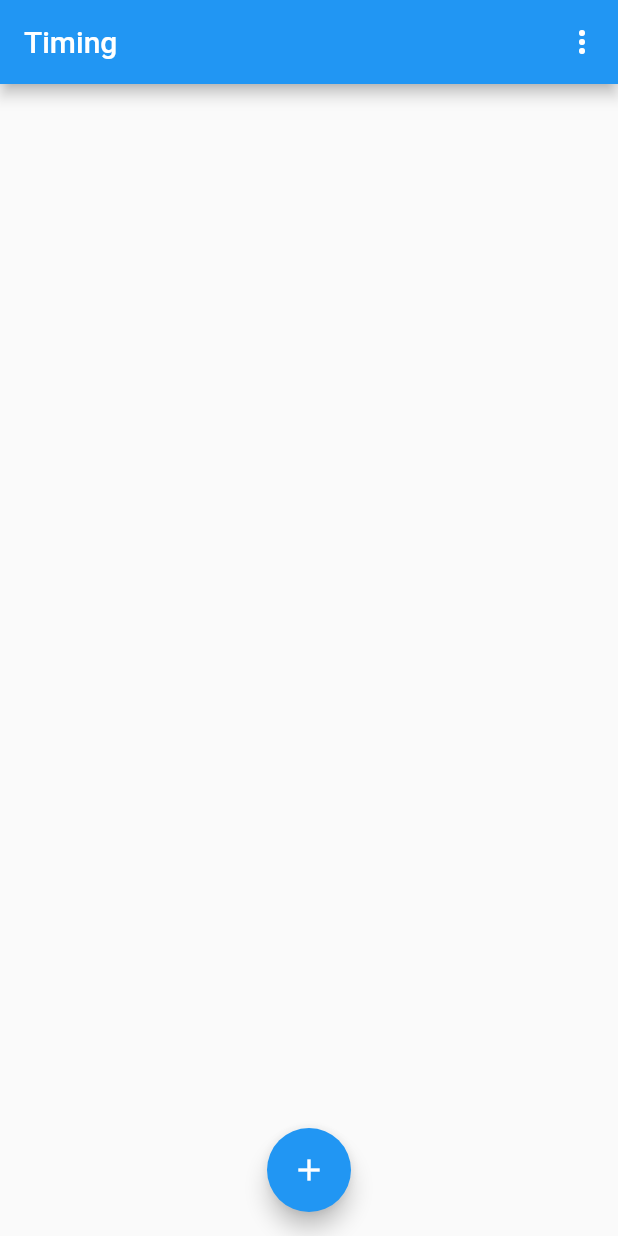
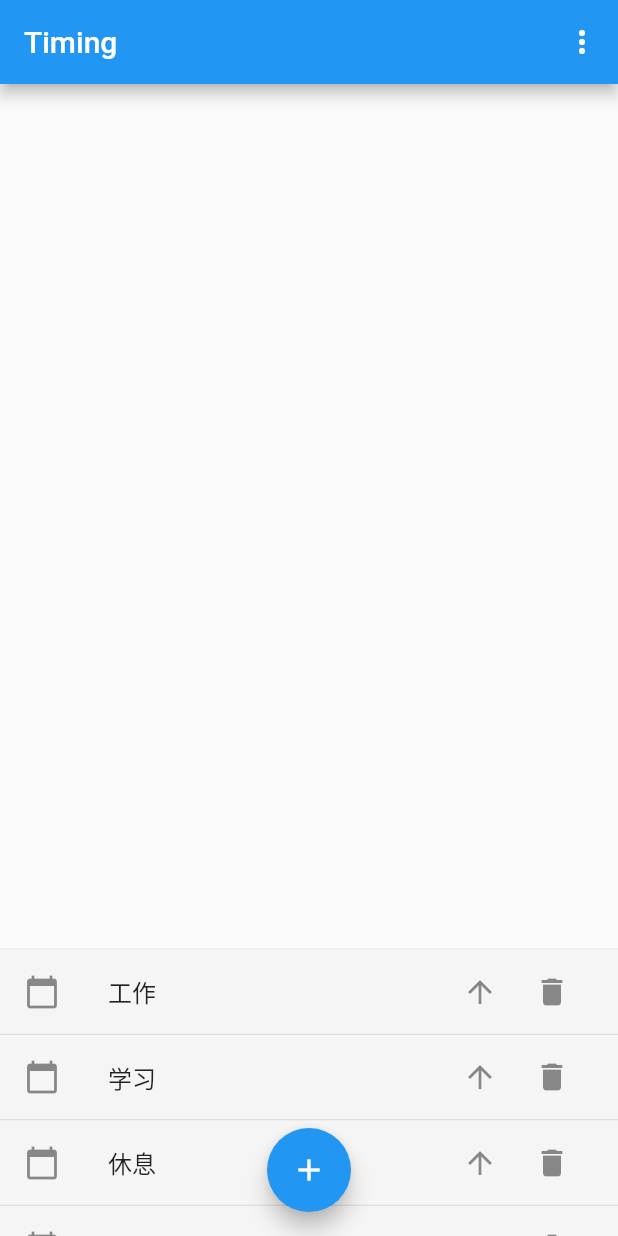
Before and after one commit to yczhangsjtu/Timing, a Flutter app: the screen it shows after launch, on a phone screen of 412 x 824 dp. Run offline on Flutter 3.47's test engine with Material 2 defaults, Android fonts, the phone set to English and light mode, and no system bars; our stand-ins replace shared_preferences.

Commit message:
Implement candidates list.

```diff
--- a/lib/main.dart
+++ b/lib/main.dart
@@ -215,25 +215,49 @@ class TimingPage extends StatefulWidget {
 
 class _TimingPageState extends State<TimingPage> {
   List<_TimeItem> _list = <_TimeItem>[];
+  List<String> _candidates = <String>["工作", "学习", "休息", "睡觉"];
   int _editing;
   TextEditingController _controller;
+  bool _focusOnCandidates = false;
+  ScrollController _recordsController;
+  ScrollController _candidatesController;
 
   @override
   void initState() {
     super.initState();
     _controller = TextEditingController();
+    _recordsController = ScrollController()
+      ..addListener(() {
+        setState(() {
+          _focusOnCandidates = false;
+        });
+      });
+    _candidatesController = ScrollController()
+      ..addListener(() {
+        setState(() {
+          _focusOnCandidates = true;
+        });
+      });;
     _readList();
+    _readCandidates();
   }
 
   @override
   void dispose() {
     _controller.dispose();
+    _recordsController.dispose();
+    _candidatesController.dispose();
     super.dispose();
   }
 
   static Future<File> get _localFile async {
     final path = await _localPath;
     return File('$path/record');
+  }
+
+  static Future<File> get _localCandidatesFile async {
+    final path = await _localPath;
+    return File('$path/candidates');
   }
 
   static Future<String> get _localPath async {
@@ -273,15 +297,60 @@ class _TimingPageState extends State<TimingPage> {
         .writeAsString(_list.map((item) => item?.toString() ?? "").join("\n"));
   }
 
+  void _readCandidates() async {
+    try {
+      final file = await _localCandidatesFile;
+      String s = await file.readAsString();
+      setState(() {
+        _candidates = s.split("\n");
+      });
+    } catch (e) {
+      setState(() {
+        _candidates = <String>["工作", "学习", "休息", "睡觉"];
+      });
+    }
+  }
+
+  void _saveCandidates() async {
+    final file = await _localCandidatesFile;
+    await file.writeAsString(_candidates.join("\n"));
+  }
+
   @override
   Widget build(BuildContext context) {
-    Widget body = ListView.builder(
+    Widget body = Column(children: <Widget>[
+      Expanded(
+        flex: 3,
+        child: ListView.builder(
             reverse: true,
+            controller: _recordsController,
             itemCount: _list.length,
             itemBuilder: (context, i) {
               i = _list.length - 1 - i;
               return _buildItem(_list[i], i);
-        });
+            }),
+      ),
+      Expanded(
+        flex: _focusOnCandidates ? 9 : 1,
+        child: Container(
+          decoration: BoxDecoration(
+            color: Colors.grey[100],
+            border: Border(top: BorderSide(color: Colors.grey[200])),
+            boxShadow: <BoxShadow> [
+              BoxShadow()
+            ]
+          ),
+          child: ListView.separated(
+              controller: _candidatesController,
+              itemCount: _candidates.length,
+              itemBuilder: buildCandidateItem,
+              separatorBuilder: (context, index) {
+                return Divider(height: 1);
+              },
+          ),
+        ),
+      )
+    ]);
 
     body = DefaultTextStyle(
         style: TextStyle(
@@ -448,4 +517,55 @@ class _TimingPageState extends State<TimingPage> {
 
     return ret;
   }
+
+  Widget buildCandidateItem(BuildContext context, int index) {
+    Widget ret = ListTile(
+      leading: Icon(Icons.calendar_today),
+      title: GestureDetector(
+          onTap: () {
+            _addCurrentTime(_candidates[index]);
+            _candidateToTop(index);
+          },
+          child: Text(_candidates[index])),
+      trailing: Container(
+        width: 100,
+        child: Row(
+          children: <Widget>[
+            IconButton(
+              icon: Icon(Icons.arrow_upward),
+              onPressed: () {
+                setState(() {
+                  _candidateToTop(index);
+                  _saveCandidates();
+                });
+              },
+            ),
+            IconButton(
+              icon: Icon(Icons.delete),
+              onPressed: () {
+                setState(() {
+                  _candidates.removeAt(index);
+                  _saveCandidates();
+                });
+              },
+            )
+          ],
+        ),
+      ),
+    );
+
+    return ret;
   }
+
+  bool _candidateToTop(int index) {
+    if (index < 0 || index >= _candidates.length) {
+      return false;
+    }
+    String tmp = _candidates[index];
+    for (int i = index - 1; i >= 0; i--) {
+      _candidates[i + 1] = _candidates[i];
+    }
+    _candidates[0] = tmp;
+    return true;
+  }
+}
```
Lines whose indentation alone changed are shown as unchanged.
